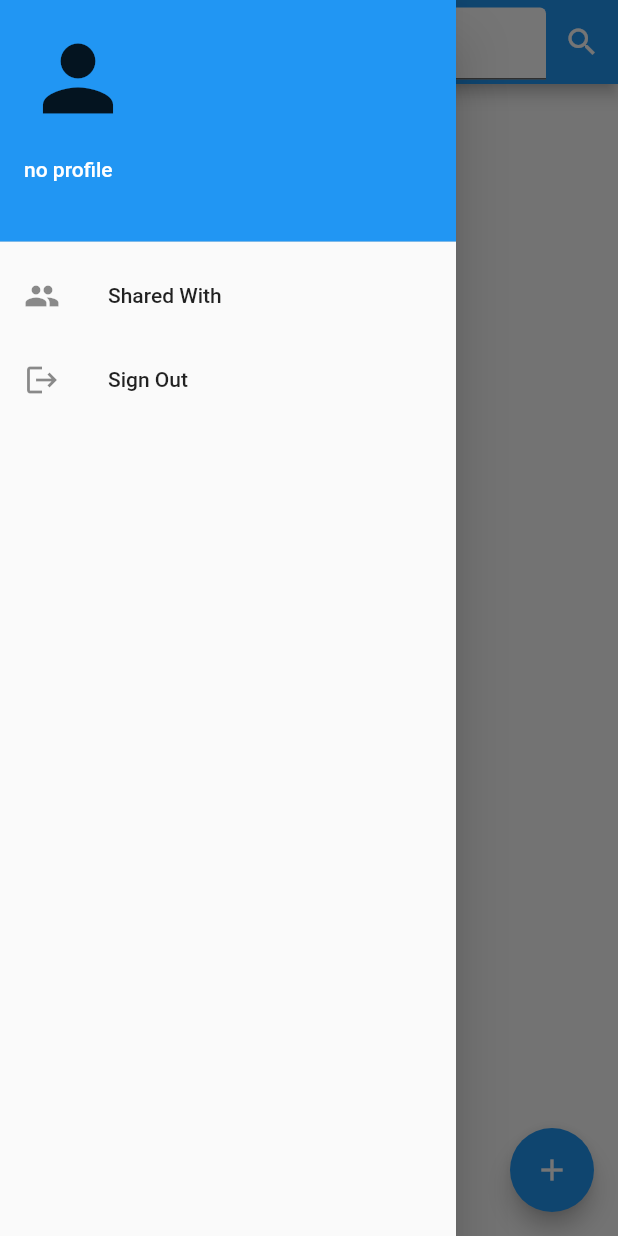
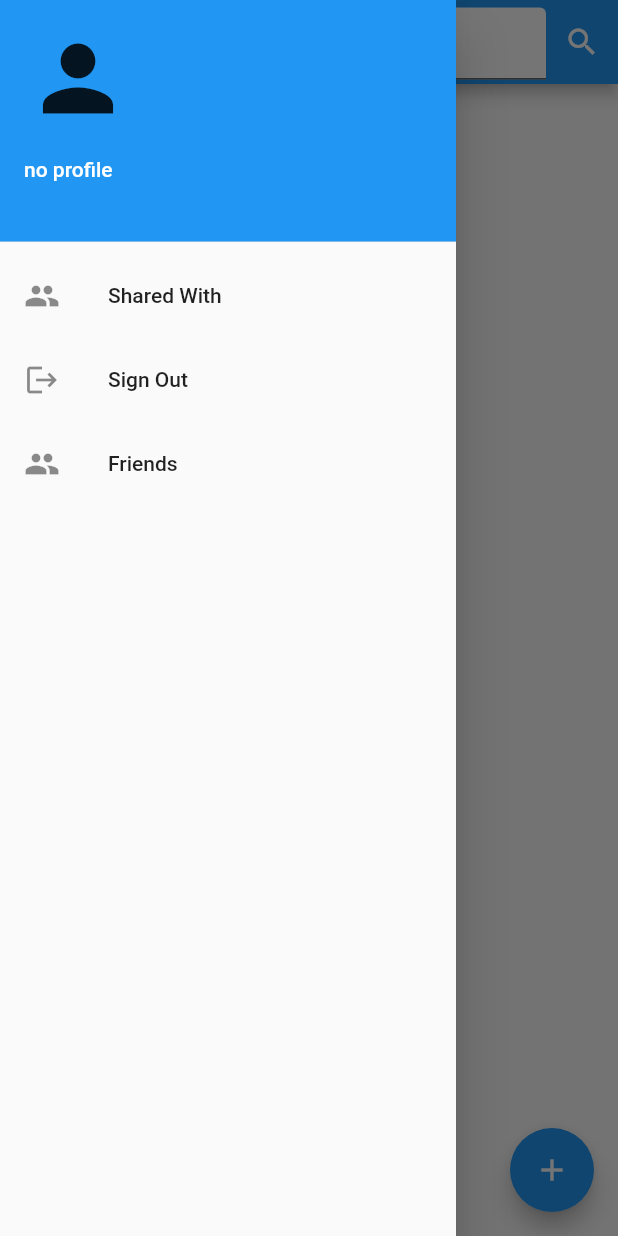
Before and after one commit to smorris31/smorris31-cmsc5303-termproject, a Flutter app: the UserHomeScreen screen opened directly with empty values, with the side drawer open, on a phone screen of 412 x 824 dp. Run offline on Flutter 3.47's test engine with Material 2 defaults, Android fonts, the phone set to English and light mode, and no system bars; our stand-ins replace cloud_firestore, firebase_auth, firebase_core, firebase_storage, image_picker; missing offline and left inert: google_ml_kit; accounts and stored records are empty.

Commit message:
Starting to add friends logic

```diff
--- a/lib/viewscreen/userhome_screen.dart
+++ b/lib/viewscreen/userhome_screen.dart
@@ -115,6 +115,11 @@ class _UserHomeState extends State<UserHomeScreen> {
                 leading: const Icon(Icons.logout),
                 title: const Text('Sign Out'),
                 onTap: con.signOut,
+              ),
+              ListTile(
+                leading: const Icon(Icons.group),
+                title: const Text('Friends'),
+                onTap: con.friendlist,
               ),
             ],
           ),
@@ -267,6 +272,7 @@ class _Controller {
       photoMemoList;
     });
   }
+
   void prev() async {
     photoMemoList = await FirestoreController.getPreviousPhotomemoList(
         email: state.widget.user.email!);
@@ -358,6 +364,10 @@ class _Controller {
     }
   }
 
+  void friendlist() {
+
+  }
+
   void sharedWith() async {
     try {
       List<PhotoMemo> photoMemoList =
```
